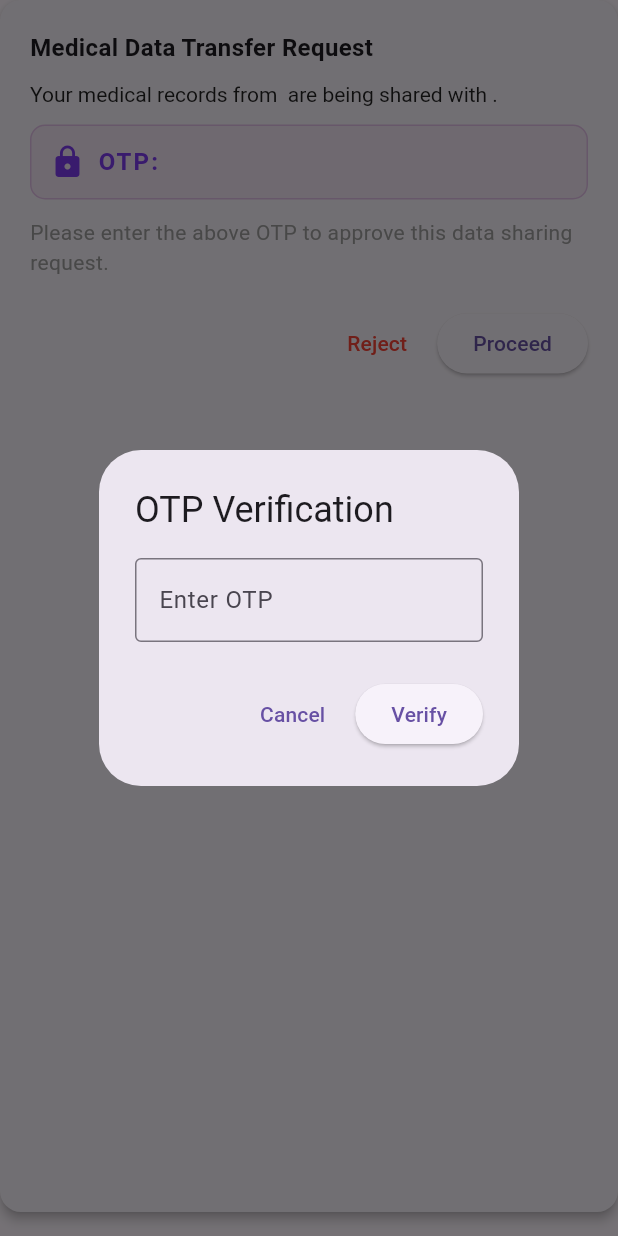
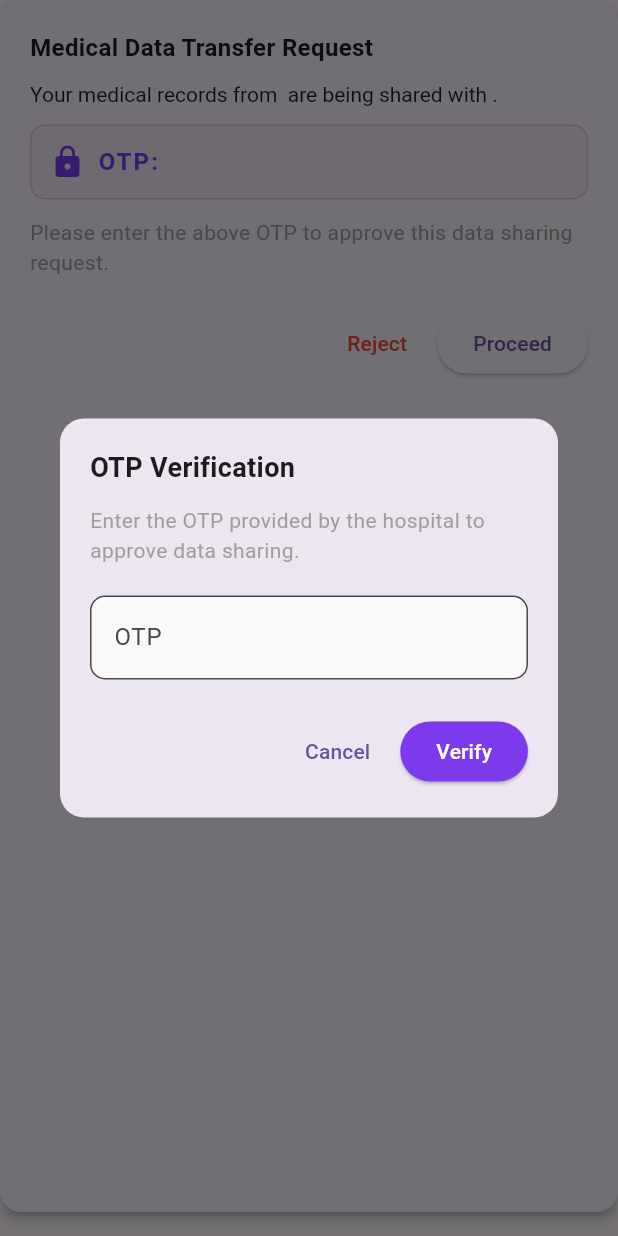
Before and after one commit to AaditAntony/health-connect, a Flutter app: the _ConsentCard widget shown alone on an empty page, opened directly with empty values, after a tap on "Proceed", on a phone screen of 412 x 824 dp. Run offline on Flutter 3.47's test engine with Material 3 defaults, Android fonts, the phone set to English and light mode, and no system bars; our stand-ins replace cloud_firestore, file_picker, firebase_auth, firebase_core; accounts and stored records are empty.

Commit message:
the patient dialog is done and is fixed

```diff
--- a/lib/patient/patient_consent_page.dart
+++ b/lib/patient/patient_consent_page.dart
@@ -236,39 +236,88 @@ class _ConsentCard extends StatelessWidget {
   // ================= OTP DIALOG =================
 
   void _showOtpDialog(
-      BuildContext context,
+      BuildContext parentContext, // 👈 IMPORTANT
       String requestId,
       String correctOtp,
       ) {
     final otpController = TextEditingController();
 
     showDialog(
-      context: context,
-      builder: (_) {
-        return AlertDialog(
-          title: const Text("OTP Verification"),
-          content: TextField(
+      context: parentContext,
+      barrierDismissible: false,
+      builder: (dialogContext) {
+        return Dialog(
+          shape: RoundedRectangleBorder(
+            borderRadius: BorderRadius.circular(16),
+          ),
+          child: Padding(
+            padding: const EdgeInsets.all(20),
+            child: Column(
+              mainAxisSize: MainAxisSize.min,
+              crossAxisAlignment: CrossAxisAlignment.start,
+              children: [
+                // -------- TITLE --------
+                const Text(
+                  "OTP Verification",
+                  style: TextStyle(
+                    fontSize: 18,
+                    fontWeight: FontWeight.bold,
+                  ),
+                ),
+
+                const SizedBox(height: 12),
+
+                const Text(
+                  "Enter the OTP provided by the hospital to approve data sharing.",
+                  style: TextStyle(color: Colors.grey),
+                ),
+
+                const SizedBox(height: 20),
+
+                // -------- OTP INPUT --------
+                TextField(
                   controller: otpController,
                   keyboardType: TextInputType.number,
-            decoration: const InputDecoration(
-              labelText: "Enter OTP",
-              border: OutlineInputBorder(),
+                  maxLength: 6,
+                  decoration: InputDecoration(
+                    labelText: "OTP",
+                    counterText: "",
+                    filled: true,
+                    fillColor: Colors.grey.shade50,
+                    border: OutlineInputBorder(
+                      borderRadius: BorderRadius.circular(10),
                     ),
                   ),
-          actions: [
+                ),
+
+                const SizedBox(height: 24),
+
+                // -------- ACTIONS --------
+                Row(
+                  mainAxisAlignment: MainAxisAlignment.end,
+                  children: [
                     TextButton(
-              onPressed: () => Navigator.pop(context),
+                      onPressed: () {
+                        Navigator.of(dialogContext).pop();
+                      },
                       child: const Text("Cancel"),
                     ),
+                    const SizedBox(width: 8),
                     ElevatedButton(
+                      style: ElevatedButton.styleFrom(
+                        backgroundColor: const Color(0xFF7C3AED),
+                      ),
                       onPressed: () async {
                         if (otpController.text.trim() != correctOtp) {
-                  ScaffoldMessenger.of(context).showSnackBar(
-                    const SnackBar(content: Text("Invalid OTP")),
+                          ScaffoldMessenger.of(parentContext).showSnackBar(
+                            const SnackBar(
+                              content: Text("Invalid OTP"),
+                            ),
                           );
                           return;
                         }
 
+                        // -------- UPDATE FIRESTORE --------
                         await FirebaseFirestore.instance
                             .collection('data_requests')
                             .doc(requestId)
@@ -276,17 +325,24 @@ class _ConsentCard extends StatelessWidget {
                           "status": "approved",
                         });
 
-                Navigator.pop(context);
+                        Navigator.of(dialogContext).pop(); // ✅ CLOSE DIALOG
 
-                ScaffoldMessenger.of(context).showSnackBar(
+                        ScaffoldMessenger.of(parentContext).showSnackBar(
                           const SnackBar(
                             content: Text("Consent approved successfully"),
                           ),
                         );
                       },
-              child: const Text("Verify"),
+                      child: const Text(
+                        "Verify",
+                        style: TextStyle(color: Colors.white),
+                      ),
                     ),
                   ],
+                ),
+              ],
+            ),
+          ),
         );
       },
     );
```
Lines whose indentation alone changed are shown as unchanged.
